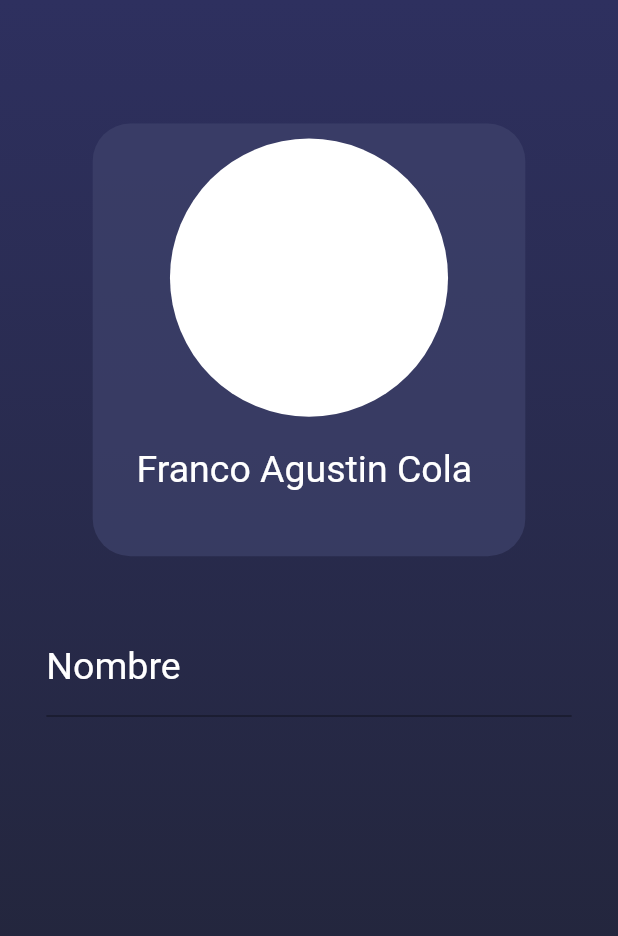
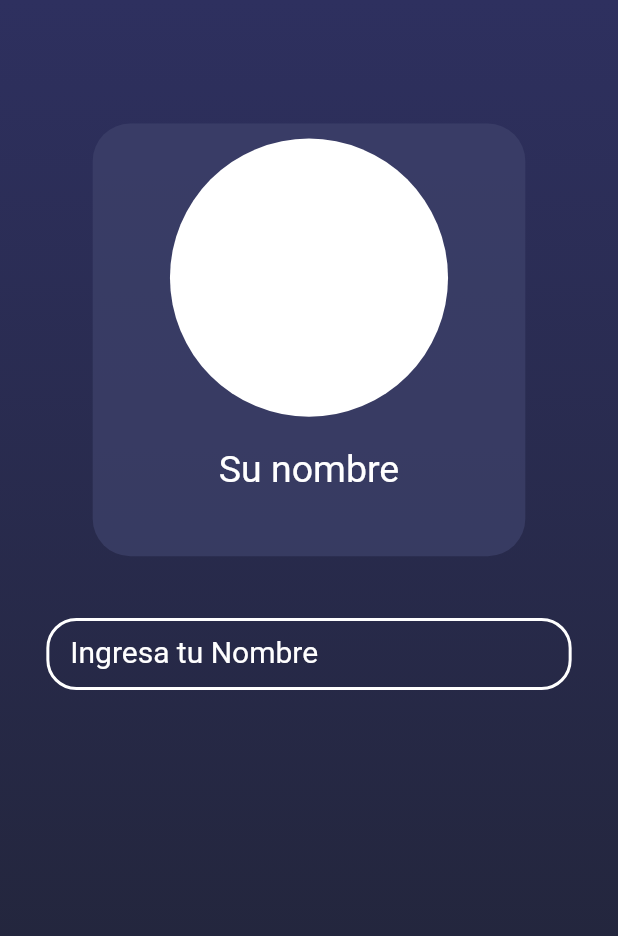
Before and after one commit to agusci21/cumple_mar_web, a Flutter app: the screen it shows after launch, on a phone screen of 412 x 824 dp. Shown: the top 936 px of the screen. Run offline on Flutter 3.47's test engine with Material 2 defaults, Android fonts, the phone set to English and light mode, and no system bars.

Commit message:
Nombre input

```diff
--- a/lib/pages/create_card_page.dart
+++ b/lib/pages/create_card_page.dart
@@ -61,6 +61,7 @@ class _DemoCard extends StatelessWidget {
   Widget build(BuildContext context) {
     final double sh = MediaQuery.of(context).size.height;
     final double sw = MediaQuery.of(context).size.width;
+    final validationService = Provider.of<ValidationService>(context);
 
     return Container(
       padding: EdgeInsets.all(10),
@@ -87,7 +88,7 @@ class _DemoCard extends StatelessWidget {
           Container(height: sw * 0.05,),
 
           Text(
-            'Franco Agustin Cola ',
+            validationService.name ?? 'Su nombre',
             style: TextStyle(
               color: Colors.white,
               fontSize: 25
@@ -113,18 +114,40 @@ class _Inputs extends StatelessWidget {
       width: sw * 0.85,
       child: Column(
         children: [
+
           TextFormField(
+            maxLines: 1,
+            autovalidateMode: AutovalidateMode.onUserInteraction,
+            cursorColor: Colors.white,
+            style: TextStyle(color: Colors.white),
             controller: validationService.nameController,
             keyboardType: TextInputType.name,
             textCapitalization: TextCapitalization.words,
             decoration: InputDecoration(
-              labelText: 'Nombre',
-              labelStyle: TextStyle(color: Colors.white, fontSize: 25),
-              hintText: 'Ingresa tu Nombre',
+              contentPadding: EdgeInsets.symmetric(horizontal: 16),
+              enabledBorder: OutlineInputBorder(
+                borderRadius: BorderRadius.circular(20),
+                borderSide: BorderSide(
+                  width: 2,
+                  color: Colors.white
+                )
+              ),
+              focusedBorder: OutlineInputBorder(
+                borderSide: BorderSide(
+                  width: 2,
+                  color: Colors.white
+                )
+              ),
+              labelText: 'Ingresa tu Nombre',
+              labelStyle: TextStyle(color: Colors.white, fontSize: 20),
+              //hintText: 'Ingresa tu Nombre',
               hintStyle: TextStyle(color: Colors.white),
               fillColor: Colors.white,
               hoverColor: Colors.white
             ),
+            onChanged: (value){
+              validationService.setName(value);
+            },
           )
         ],
       ),
--- a/lib/services/validations_service.dart
+++ b/lib/services/validations_service.dart
@@ -4,5 +4,14 @@ class ValidationService extends ChangeNotifier{
 
   GlobalKey<FormState> createCardKey = GlobalKey<FormState>();
   TextEditingController nameController = TextEditingController();
+  String? name;
+  String patern = '[ ]';
+  void setName (String value){
+    name = value;
+    if(value.isEmpty || value == '' || value == ' ' || value == '  '){
+      name = 'Ingrese su nombre';
+    }
+    notifyListeners();
+  }
 
 }
--- a/lib/theme/theme.dart
+++ b/lib/theme/theme.dart
@@ -6,7 +6,7 @@ class MyTheme{
 
   static Color primaryColor = Color.fromRGBO(57, 53, 52, 1);
 
-  static Color secondaryColor = Color.fromRGBO(247, 14, 89, 1);
+  static Color secondaryColor = Color.fromRGBO(247, 14, 89, 0.8);
 
   static Color primaryTextColor = Color.fromRGBO(255, 76, 165, 1);
 
```
